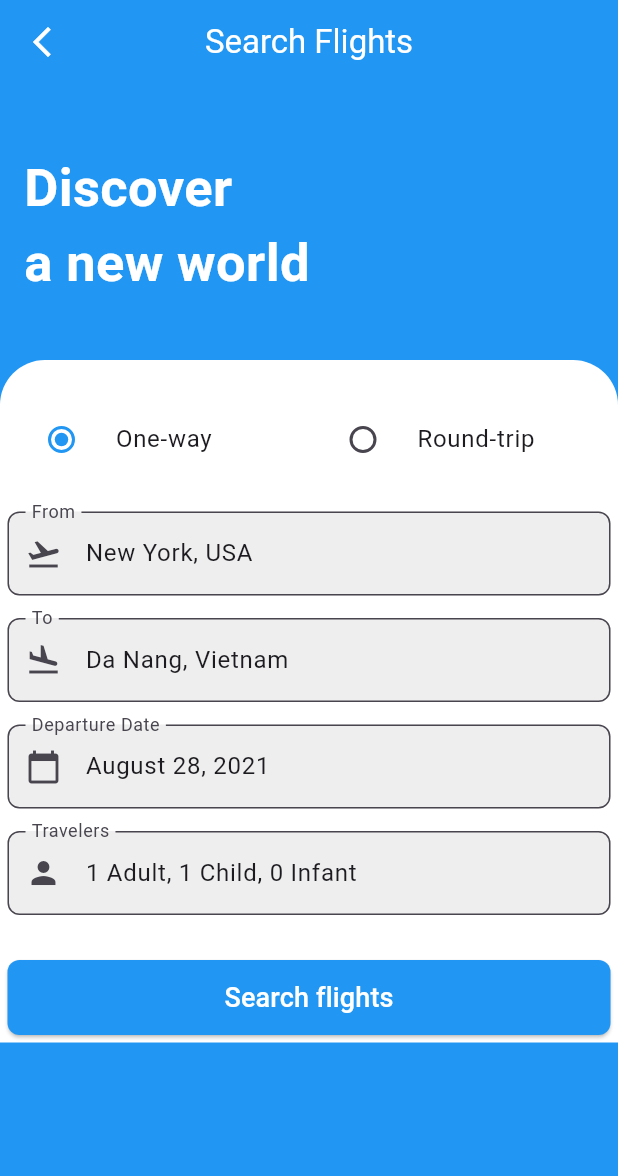
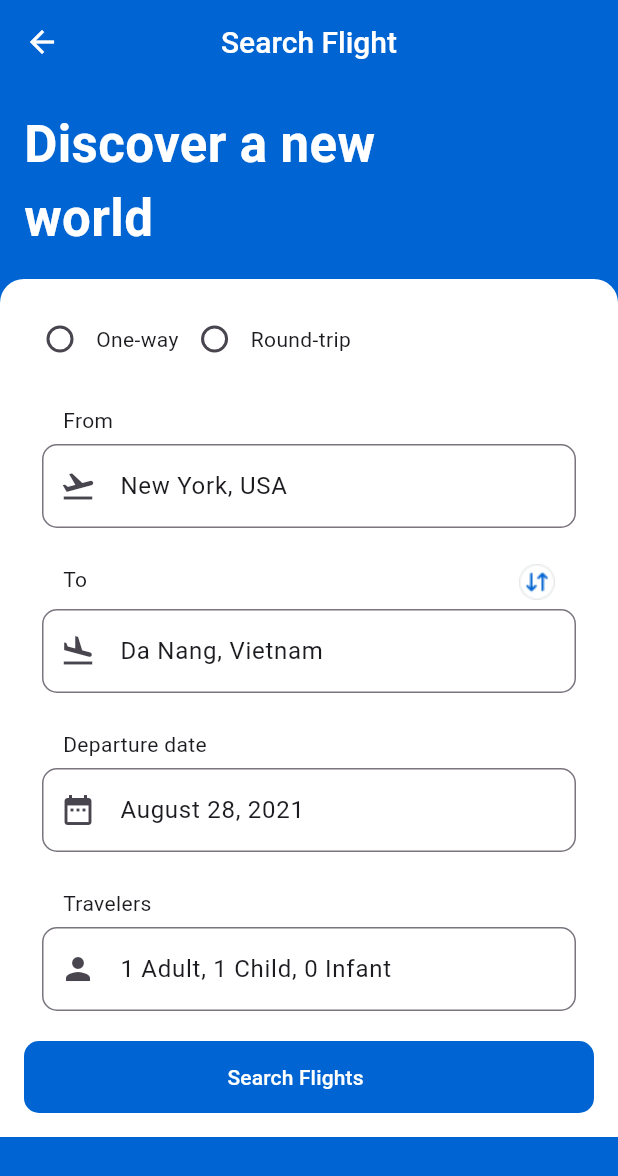
Before and after one commit to Mahmud5588/flight_book, a Flutter app: the Homepage screen opened by its route, on a phone screen of 412 x 824 dp. Shown: the top 1176 px of the screen. Run offline on Flutter 3.47's test engine with Material 3 defaults, Android fonts, the phone set to English and light mode, and no system bars; our stand-ins replace material_design_icons_flutter; missing offline and left inert: ticket_widget.

Commit message:
samandar commits

```diff
--- a/lib/features/authentications/screens/sign_in.dart
+++ b/lib/features/authentications/screens/sign_in.dart
@@ -54,7 +54,7 @@ class SignIn extends StatelessWidget {
               MyElevatedButton(
                 text: "Sign In",
                 onPressed: () {
-                  Navigator.pushNamed(context, RouteNames.homePage);
+                  Navigator.pushNamed(context, RouteNames.bottomNavBar);
                 },
                 icon: const Icon(
                   Icons.check_circle,
--- a/lib/features/homepage/screens/homepage.dart
+++ b/lib/features/homepage/screens/homepage.dart
@@ -1,213 +1,120 @@
-import 'package:exam/features/homepage/data_widget/select_date_widget.dart';
+import 'package:exam/features/authentications/widgets/myElevatedButton.dart';
+import 'package:exam/features/homepage/data_widget/radio_button.dart';
+import 'package:exam/features/homepage/data_widget/textfield.dart';
+import 'package:exam/features/homepage/screens/bottomnavbar.dart';
 import 'package:flutter/material.dart';
 
 class Homepage extends StatefulWidget {
   const Homepage({super.key});
 
   @override
-  _HomePageState createState() => _HomePageState();
+  State<Homepage> createState() => _HomepageState();
 }
 
-bool isTap = true;
-
-class _HomePageState extends State<Homepage> {
+class _HomepageState extends State<Homepage> {
   final TextEditingController fromController =
-      TextEditingController(text: 'New York, USA');
+      TextEditingController(text: "New York, USA");
   final TextEditingController toController =
-      TextEditingController(text: 'Da Nang, Vietnam');
+      TextEditingController(text: "Da Nang, Vietnam");
   final TextEditingController dateController =
-      TextEditingController(text: 'August 28, 2021');
+      TextEditingController(text: "August 28, 2021");
   final TextEditingController travelersController =
-      TextEditingController(text: '1 Adult, 1 Child, 0 Infant');
-
-  @override
-  void dispose() {
-    fromController.dispose();
-    toController.dispose();
-    dateController.dispose();
-    travelersController.dispose();
-    super.dispose();
-  }
+      TextEditingController(text: "1 Adult, 1 Child, 0 Infant");
 
   @override
   Widget build(BuildContext context) {
     return Scaffold(
-      body: Stack(
-        children: [
-          PreferredSize(
-            preferredSize: const Size.fromHeight(180), // AppBar height
-            child: AppBar(
-              backgroundColor: Colors.blue,
-              leading: IconButton(
-                icon: const Icon(Icons.arrow_back_ios_new, color: Colors.white),
-                onPressed: () {
-                  Navigator.pop(context);
-                },
-              ),
-              title: const Text(
-                'Search Flights',
-                style: TextStyle(color: Colors.white),
-              ),
-              centerTitle: true,
-              flexibleSpace: Stack(
-                children: [
-                  Container(
-                    color: Colors.blue,
-                  ),
-                  const Positioned(
-                    left: 16,
-                    top: 100,
-                    child: Text(
-                      'Discover\na new world',
-                      style: TextStyle(
-                        color: Colors.white,
-                        fontSize: 35,
-                        fontWeight: FontWeight.bold,
-                      ),
-                    ),
-                  ),
-                ],
-              ),
-            ),
+      backgroundColor: const Color(0xFF0064D2),
+      appBar: AppBar(
+        leading: const Icon(
+          Icons.arrow_back,
+          color: Colors.white,
+        ),
+        backgroundColor: const Color(0xFF0064D2),
+        centerTitle: true,
+        title: const Text(
+          "Search Flight",
+          style: TextStyle(
+            fontWeight: FontWeight.w500,
+            fontSize: 20,
+            color: Colors.white,
           ),
-          Positioned(
-            top: 240, // Below AppBar
-            left: 0,
-            right: 0,
-            child: Container(
-              decoration: const BoxDecoration(
-                color: Colors.white,
-                borderRadius: BorderRadius.only(
-                  topLeft: Radius.circular(30),
-                  topRight: Radius.circular(30),
-                ),
-              ),
-              child: Padding(
-                padding: const EdgeInsets.all(5.0),
-                child: SingleChildScrollView(
-                  child: Column(
-                    crossAxisAlignment: CrossAxisAlignment.center,
-                    children: [
-                      const SizedBox(height: 20),
-                      Row(
-                        children: [
-                          Expanded(
-                            child: RadioListTile<bool>(
-                              title: const Text('One-way'),
-                              value: true,
-                              groupValue: isTap,
-                              onChanged: (value) {
-                                setState(() {
-                                  isTap = value!;
-                                });
-                              },
-                              activeColor: Colors.blue,
-                            ),
-                          ),
-                          Expanded(
-                            child: RadioListTile<bool>(
-                              title: const Text('Round-trip'),
-                              value: false,
-                              groupValue: isTap,
-                              onChanged: (value) {
-                                setState(() {
-                                  isTap = value!;
-                                });
-                              },
-                              activeColor: Colors.blue,
-                            ),
-                          ),
-                        ],
-                      ),
-                      const SizedBox(height: 20),
-                      _buildEditableTextField(
-                          'From', Icons.flight_takeoff, fromController),
-                      const SizedBox(height: 15),
-                      _buildEditableTextField(
-                          'To', Icons.flight_land, toController),
-                      const SizedBox(height: 15),
-                      _buildReadOnlyTextField('Departure Date',
-                          Icons.calendar_today, dateController),
-                      const SizedBox(height: 15),
-                      _buildEditableTextField(
-                          'Travelers', Icons.person, travelersController),
-                      const SizedBox(height: 30),
-                      ElevatedButton(
-                        onPressed: () {
-                          // Action when "Search flights" button is pressed
-                        },
-                        style: ElevatedButton.styleFrom(
-                          backgroundColor: Colors.blue,
-                          minimumSize: const Size(double.infinity, 50),
-                          shape: RoundedRectangleBorder(
-                            borderRadius: BorderRadius.circular(8),
-                          ),
-                        ),
-                        child: const Text(
-                          'Search flights',
-                          style: TextStyle(fontSize: 18, color: Colors.white),
-                        ),
-                      ),
-
-                    ],
+        ),
+      ),
+      body: SingleChildScrollView(
+        child: Column(
+          crossAxisAlignment: CrossAxisAlignment.start,
+          mainAxisAlignment: MainAxisAlignment.start,
+          children: [
+            const Padding(
+              padding: EdgeInsets.all(16.0),
+              child: SizedBox(
+                width: 250,
+                child: Text(
+                  "Discover a new world",
+                  style: TextStyle(
+                    fontWeight: FontWeight.w700,
+                    fontSize: 34,
+                    color: Colors.white,
                   ),
                 ),
               ),
             ),
-          ),
-        ],
-      ),
-    );
-  }
-
-  Widget _buildEditableTextField(
-      String label, IconData icon, TextEditingController controller) {
-    return TextField(
-      controller: controller,
-      decoration: InputDecoration(
-        labelText: label,
-        prefixIcon: Icon(icon),
-        border: OutlineInputBorder(
-          borderRadius: BorderRadius.circular(8),
-        ),
-        filled: true,
-        fillColor: Colors.grey[200],
-      ),
-    );
-  }
-
-  Widget _buildReadOnlyTextField(
-      String label, IconData icon, TextEditingController controller) {
-    return GestureDetector(
-      onTap: () {
-        _showDatePicker(context);
-      },
-      child: AbsorbPointer(
-        child: TextField(
-          controller: controller,
-          readOnly: true,
-          decoration: InputDecoration(
-            labelText: label,
-            prefixIcon: Icon(icon),
-            border: OutlineInputBorder(
-              borderRadius: BorderRadius.circular(8),
+            Container(
+              decoration: const BoxDecoration(
+                color: Colors.white,
+                borderRadius: BorderRadius.only(
+                  topLeft: Radius.circular(16),
+                  topRight: Radius.circular(16),
+                ),
+              ),
+              child: Padding(
+                padding: const EdgeInsets.all(16.0),
+                child: Column(
+                  mainAxisAlignment: MainAxisAlignment.center,
+                  crossAxisAlignment: CrossAxisAlignment.start,
+                  children: [
+                    const CustomRadioWidget(options: ["One-way", "Round-trip"]),
+                    const SizedBox(height: 8),
+                    TextFieldHomePage(
+                      title: const Text("From"),
+                      icon: const Icon(Icons.flight_takeoff),
+                      controller: fromController,
+                    ),
+                    TextFieldHomePage(
+                      title: const Text("To"),
+                      icon: const Icon(Icons.flight_land),
+                      controller: toController,
+                      image: const AssetImage("assets/images/change.png"),
+                    ),
+                    TextFieldHomePage(
+                      title: const Text("Departure date"),
+                      icon: const Icon(Icons.date_range),
+                      controller: dateController,
+                      isDateField: true, // Specify this as a date field
+                    ),
+                    TextFieldHomePage(
+                      title: const Text("Travelers"),
+                      icon: const Icon(Icons.person),
+                      controller: travelersController,
+                    ),
+                    const SizedBox(height: 8),
+                    SizedBox(
+                      width: double.infinity,
+                      child: MyElevatedButton(
+                        text: "Search Flights",
+                        onPressed: () {},
+                        icon: const Icon(null),
+                      ),
+                    ),
+                  ],
+                ),
+              ),
             ),
-            filled: true,
-            fillColor: Colors.grey[200],
-          ),
+          ],
         ),
       ),
-    );
-  }
-
-  void _showDatePicker(BuildContext context) {
-    showModalBottomSheet(
-      context: context,
-      isScrollControlled: true,
-      backgroundColor: Colors.transparent,
-      builder: (BuildContext context) {
-        return SelectDateWidget(dateController: dateController);
-      },
+      // bottomNavigationBar: BottomNavbar(),
     );
   }
 }
```
